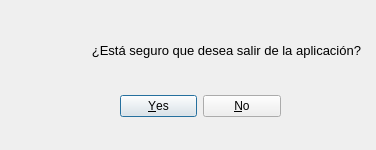
Qt form vensalir.ui (XoanCarlos/PEREZGONZALEZ) before a commit.
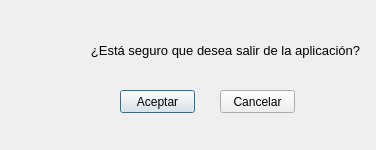
The same form after that commit. Icons and pictures are not drawn.

Commit message: v0.0.10 Añadimos modificaciones en dlgSalir. La convertimos para uso general.

Diff of the .ui file:
```diff
--- a/vensalir.ui
+++ b/vensalir.ui
@@ -16,25 +16,6 @@
   <property name="modal">
    <bool>true</bool>
   </property>
-  <widget class="QDialogButtonBox" name="btnBoxSalir">
-   <property name="geometry">
-    <rect>
-     <x>120</x>
-     <y>90</y>
-     <width>161</width>
-     <height>32</height>
-    </rect>
-   </property>
-   <property name="orientation">
-    <enum>Qt::Horizontal</enum>
-   </property>
-   <property name="standardButtons">
-    <set>QDialogButtonBox::No|QDialogButtonBox::Yes</set>
-   </property>
-   <property name="centerButtons">
-    <bool>true</bool>
-   </property>
-  </widget>
   <widget class="QLabel" name="lblMensalir">
    <property name="geometry">
     <rect>
@@ -58,7 +39,7 @@
     <string>¿Está seguro que desea salir de la aplicación?</string>
    </property>
    <property name="alignment">
-    <set>Qt::AlignRight|Qt::AlignTrailing|Qt::AlignVCenter</set>
+    <set>Qt::AlignCenter</set>
    </property>
   </widget>
   <widget class="QLabel" name="label">
@@ -80,6 +61,38 @@
     <bool>true</bool>
    </property>
   </widget>
+  <widget class="QPushButton" name="btnAceptar">
+   <property name="geometry">
+    <rect>
+     <x>120</x>
+     <y>90</y>
+     <width>75</width>
+     <height>23</height>
+    </rect>
+   </property>
+   <property name="text">
+    <string>Aceptar</string>
+   </property>
+   <attribute name="buttonGroup">
+    <string notr="true">btnBoxSalir</string>
+   </attribute>
+  </widget>
+  <widget class="QPushButton" name="btnCancelar">
+   <property name="geometry">
+    <rect>
+     <x>220</x>
+     <y>90</y>
+     <width>75</width>
+     <height>23</height>
+    </rect>
+   </property>
+   <property name="text">
+    <string>Cancelar</string>
+   </property>
+   <attribute name="buttonGroup">
+    <string notr="true">btnBoxSalir</string>
+   </attribute>
+  </widget>
  </widget>
  <resources>
   <include location="img/avisosalir.qrc"/>
```
Left out of the diff: 43 changed lines with no effect on the pictures. The commit also changes 10 other files.
